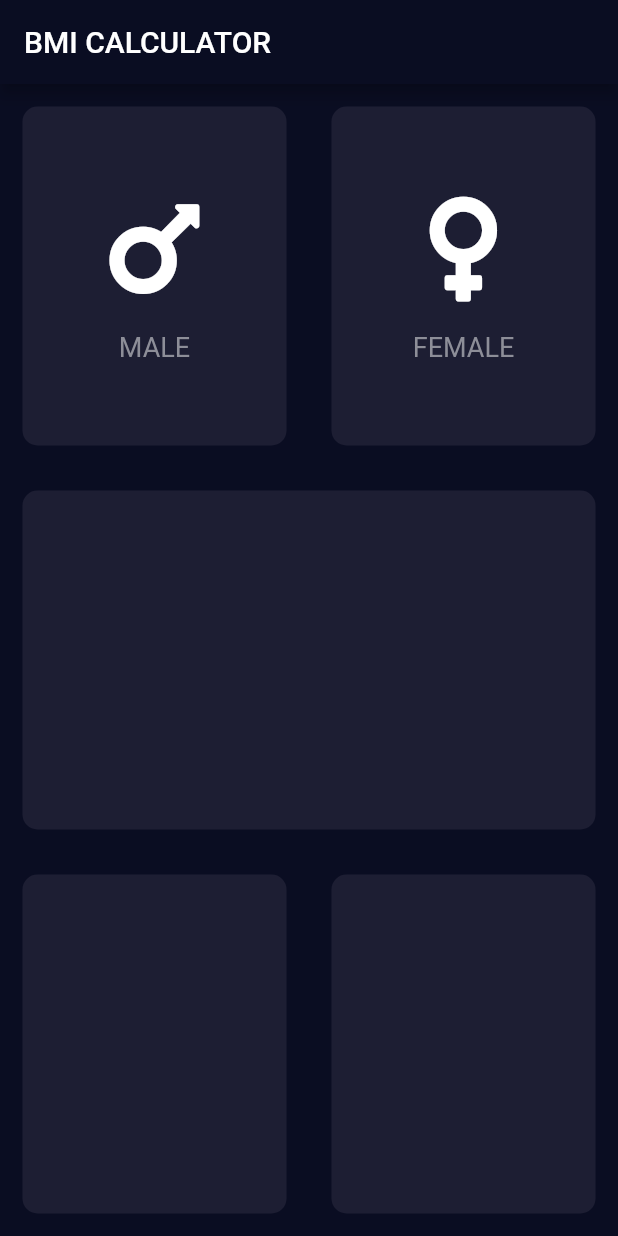
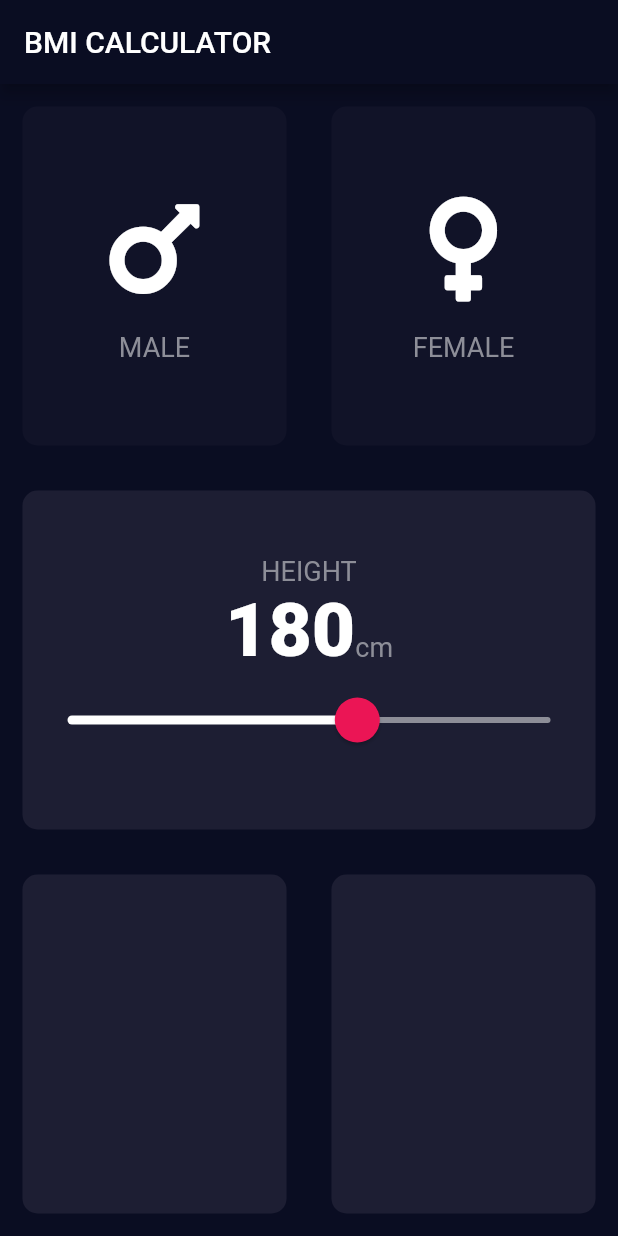
Before and after one commit to tadeumendonca/flutter-bootcamp-with-dart, a Flutter app: the screen it shows after launch, on a phone screen of 412 x 824 dp. Run offline on Flutter 3.47's test engine with Material 2 defaults, Android fonts, the phone set to English and light mode, and no system bars; our stand-ins replace audioplayers, font_awesome_flutter.

Commit message:
New Slider Widget.

```diff
--- /dev/null
+++ b/bmi_calculator_flutter_master/lib/constants.dart
@@ -0,0 +1,19 @@
+import 'package:flutter/material.dart';
+
+const kLabelTextStyle = TextStyle(
+  fontSize: 18.0,
+  color: Color(0xFF8D8E98),
+);
+
+const kBottomContainerHeight = 80.0;
+
+const kActiveCardColor = Color(0xFF1D1E33);
+
+const kInactiveCardColor = Color(0xFF111328);
+
+const kBottomContainerColor = Color(0xFF1D1E33);
+
+const kNumberTextStyle = TextStyle(
+  fontSize: 50.0,
+  fontWeight: FontWeight.w900,
+);
--- a/bmi_calculator_flutter_master/lib/icon_content.dart
+++ b/bmi_calculator_flutter_master/lib/icon_content.dart
@@ -1,9 +1,5 @@
 import 'package:flutter/material.dart';
-
-const labelTextStyle = TextStyle(
-  fontSize: 18.0,
-  color: Color(0xFF8D8E98),
-);
+import 'constants.dart';
 
 class IconContent extends StatelessWidget {
   IconContent({@required this.icon, this.label});
@@ -25,7 +21,7 @@
         ),
         Text(
           this.label,
-          style: labelTextStyle,
+          style: kLabelTextStyle,
         )
       ],
     );
--- a/bmi_calculator_flutter_master/lib/input_page.dart
+++ b/bmi_calculator_flutter_master/lib/input_page.dart
@@ -2,6 +2,9 @@
 import 'package:font_awesome_flutter/font_awesome_flutter.dart';
 import 'reusable_card.dart';
 import 'icon_content.dart';
+import 'constants.dart';
+
+enum Gender { male, female }
 
 class InputPage extends StatefulWidget {
   @override
@@ -9,6 +12,9 @@
 }
 
 class _InputPageState extends State<InputPage> {
+  Gender selectedGender;
+  int height = 180;
+
   @override
   Widget build(BuildContext context) {
     return Scaffold(
@@ -16,13 +22,21 @@
         title: Text('BMI CALCULATOR'),
       ),
       body: Column(
+        crossAxisAlignment: CrossAxisAlignment.stretch,
         children: <Widget>[
           Expanded(
             child: Row(
               children: <Widget>[
                 Expanded(
                   child: ReusableCard(
-                    color: Color(0xFF1D1E33),
+                    onPress: () {
+                      setState(() {
+                        selectedGender = Gender.male;
+                      });
+                    },
+                    color: (selectedGender == Gender.male
+                        ? kActiveCardColor
+                        : kInactiveCardColor),
                     cardChild: IconContent(
                       icon: FontAwesomeIcons.mars,
                       label: 'MALE',
@@ -31,7 +45,14 @@
                 ),
                 Expanded(
                   child: ReusableCard(
-                    color: Color(0xFF1D1E33),
+                    onPress: () {
+                      setState(() {
+                        selectedGender = Gender.female;
+                      });
+                    },
+                    color: (selectedGender == Gender.female
+                        ? kActiveCardColor
+                        : kInactiveCardColor),
                     cardChild: IconContent(
                       icon: FontAwesomeIcons.venus,
                       label: 'FEMALE',
@@ -46,7 +67,53 @@
               children: <Widget>[
                 Expanded(
                   child: ReusableCard(
-                    color: Color(0xFF1D1E33),
+                    color: kActiveCardColor,
+                    cardChild: Column(
+                      mainAxisAlignment: MainAxisAlignment.center,
+                      children: <Widget>[
+                        Text(
+                          'HEIGHT',
+                          style: kLabelTextStyle,
+                        ),
+                        Row(
+                          mainAxisAlignment: MainAxisAlignment.center,
+                          crossAxisAlignment: CrossAxisAlignment.baseline,
+                          textBaseline: TextBaseline.alphabetic,
+                          children: <Widget>[
+                            Text(
+                              height.toString(),
+                              style: kNumberTextStyle,
+                            ),
+                            Text(
+                              'cm',
+                              style: kLabelTextStyle,
+                            ),
+                          ],
+                        ),
+                        SliderTheme(
+                          data: SliderTheme.of(context).copyWith(
+                            activeTrackColor: Colors.white,
+                            inactiveTrackColor: Color(0xFF8D8E98),
+                            thumbColor: Color(0xFFEB1555),
+                            overlayColor: Color(0x15EB1555),
+                            thumbShape:
+                                RoundSliderThumbShape(enabledThumbRadius: 15.0),
+                            overlayShape:
+                                RoundSliderOverlayShape(overlayRadius: 30.0),
+                          ),
+                          child: Slider(
+                            value: height.toDouble(),
+                            min: 120.0,
+                            max: 220.0,
+                            onChanged: (double newValue) {
+                              setState(() {
+                                height = newValue.round();
+                              });
+                            },
+                          ),
+                        )
+                      ],
+                    ),
                   ),
                 ),
               ],
@@ -57,12 +124,12 @@
               children: <Widget>[
                 Expanded(
                   child: ReusableCard(
-                    color: Color(0xFF1D1E33),
+                    color: kActiveCardColor,
                   ),
                 ),
                 Expanded(
                   child: ReusableCard(
-                    color: Color(0xFF1D1E33),
+                    color: kActiveCardColor,
                   ),
                 ),
               ],
--- a/bmi_calculator_flutter_master/lib/reusable_card.dart
+++ b/bmi_calculator_flutter_master/lib/reusable_card.dart
@@ -1,19 +1,23 @@
 import 'package:flutter/material.dart';
 
 class ReusableCard extends StatelessWidget {
-  ReusableCard({@required this.color, this.cardChild});
+  ReusableCard({@required this.color, this.cardChild, this.onPress});
 
   final Color color;
   final Widget cardChild;
+  final Function onPress;
 
   @override
   Widget build(BuildContext context) {
-    return Container(
-      child: cardChild,
-      margin: EdgeInsets.all(15.0),
-      decoration: BoxDecoration(
-        borderRadius: BorderRadius.circular(10.0),
-        color: this.color,
+    return GestureDetector(
+      onTap: onPress,
+      child: Container(
+        child: cardChild,
+        margin: EdgeInsets.all(15.0),
+        decoration: BoxDecoration(
+          borderRadius: BorderRadius.circular(10.0),
+          color: this.color,
+        ),
       ),
     );
   }
```
